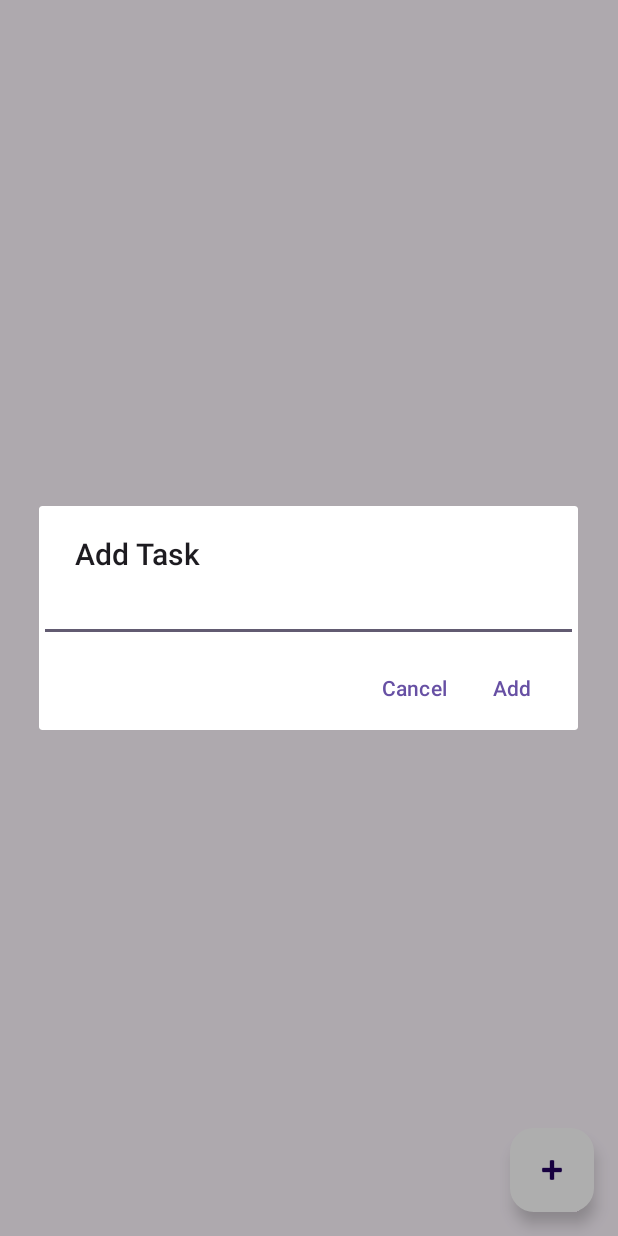
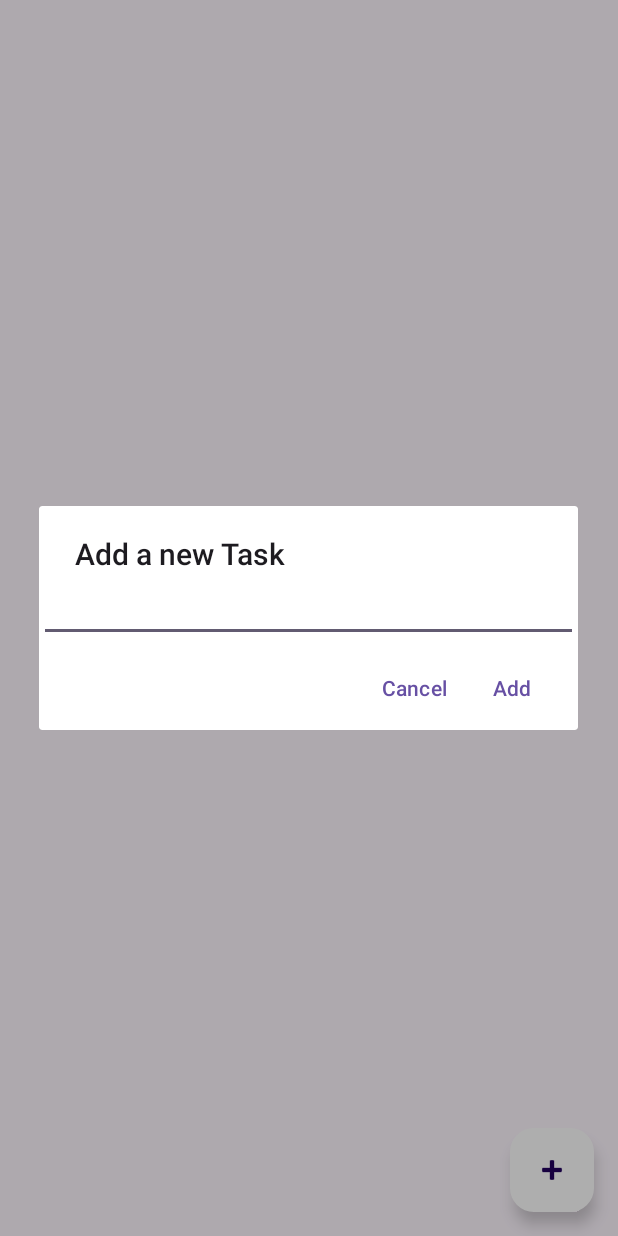
Before and after one commit to VenishSureliya/MADassignment, an Android app: the screen it shows after launch (MainActivity), after a tap on an icon or button, on a phone screen of 412 x 824 dp. Run offline under Robolectric (Android 15) with nearby library versions, the phone set to English and light mode, and no system bars.

Commit message:
Final Assignment Project

```diff
--- a/MADassignment/app/src/main/java/com/example/madassignment/MainActivity.kt
+++ b/MADassignment/app/src/main/java/com/example/madassignment/MainActivity.kt
@@ -31,7 +31,7 @@ class MainActivity : AppCompatActivity() {
     private fun showAddTaskDialog() {
         val editText = EditText(this)
         val dialog = AlertDialog.Builder(this)
-            .setTitle("Add Task")
+            .setTitle("Add a new Task")
             .setView(editText)
             .setPositiveButton("Add") { _, _ ->
                 val description = editText.text.toString()
@@ -42,6 +42,7 @@ class MainActivity : AppCompatActivity() {
                 }
             }
             .setNegativeButton("Cancel", null)
+
             .create()
         dialog.show()
     }
```
